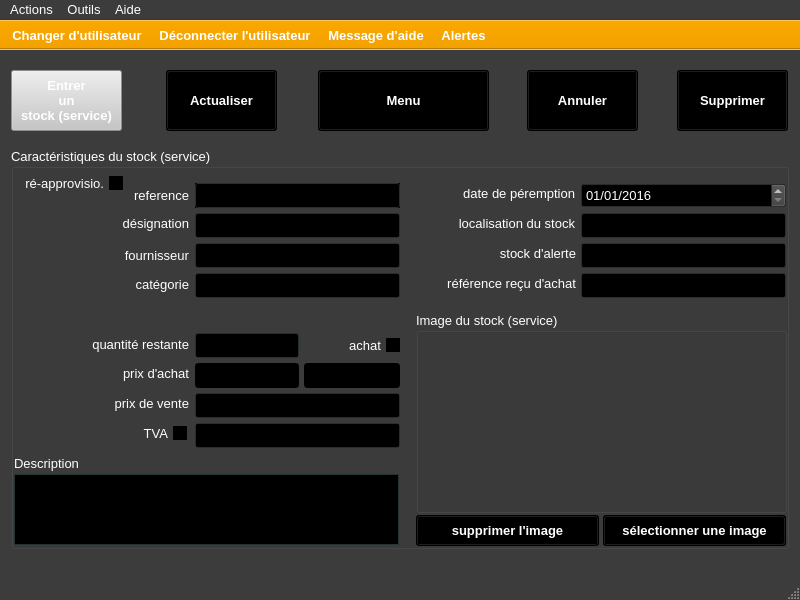
Before: the Qt Designer form ui/yeroth-erp-modifier-window.ui in xnoumbissinoundou/yeroth-erp-3.0, drawn with Qt 5.
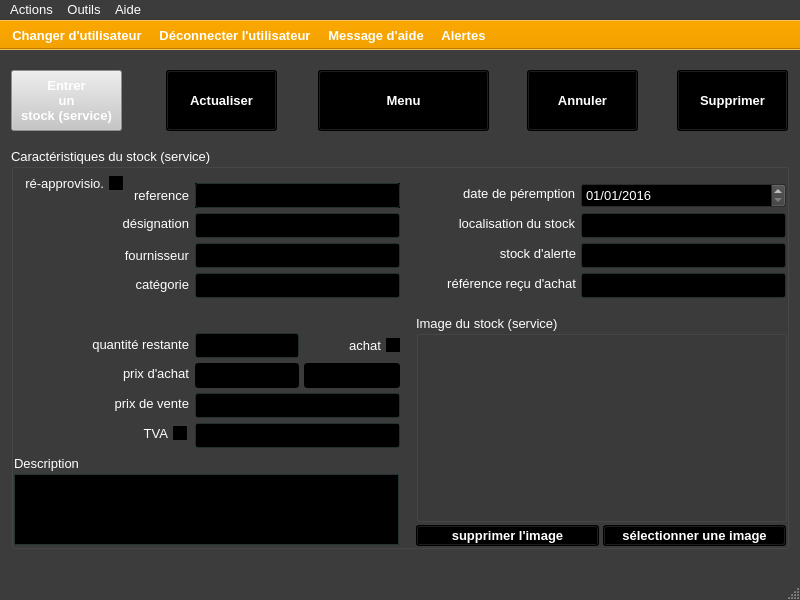
After: the same form once the commit is applied. Icons and pictures are not drawn. Custom widgets are drawn as their Qt base class.

Commit message: On branch master 	modified:   ui/yeroth-erp-modifier-window.ui

```diff
--- a/ui/yeroth-erp-modifier-window.ui
+++ b/ui/yeroth-erp-modifier-window.ui
@@ -4529,9 +4529,9 @@
      <property name="geometry">
       <rect>
        <x>405</x>
-       <y>164</y>
+       <y>167</y>
        <width>371</width>
-       <height>201</height>
+       <height>207</height>
       </rect>
      </property>
      <property name="font">
@@ -4570,9 +4570,9 @@
      <property name="geometry">
       <rect>
        <x>405</x>
-       <y>367</y>
+       <y>377</y>
        <width>183</width>
-       <height>31</height>
+       <height>21</height>
       </rect>
      </property>
      <property name="palette">
@@ -5008,9 +5008,9 @@
      <property name="geometry">
       <rect>
        <x>592</x>
-       <y>367</y>
+       <y>377</y>
        <width>183</width>
-       <height>31</height>
+       <height>21</height>
       </rect>
      </property>
      <property name="palette">
```
